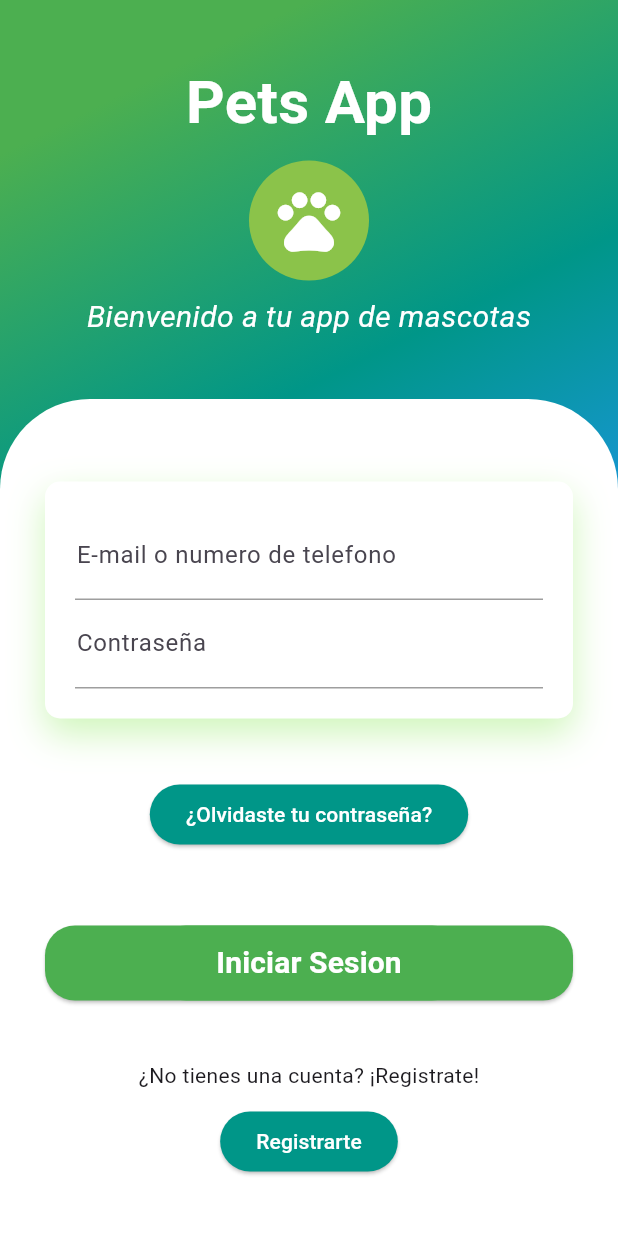
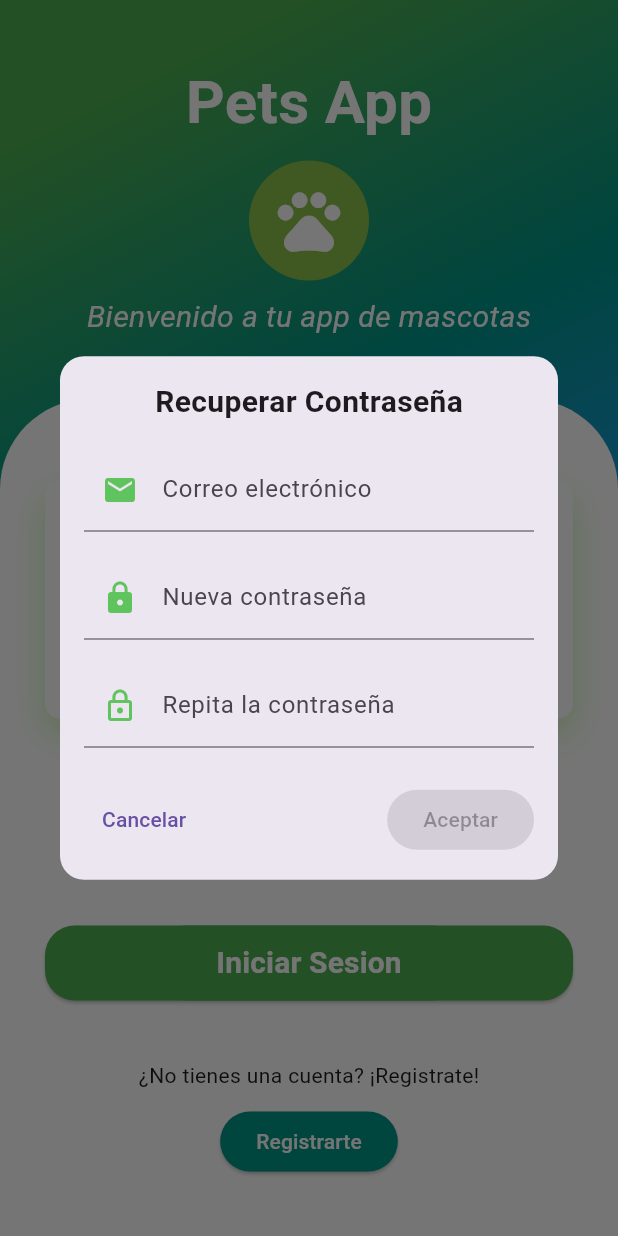
Before and after one commit to Carlos85349/project, a Flutter app: the screen it shows after launch, after a tap on "¿Olvidaste tu contraseña?", on a phone screen of 412 x 824 dp. Run offline on Flutter 3.47's test engine with Material 3 defaults, Android fonts, the phone set to English and light mode, and no system bars; our stand-ins replace firebase_core, table_calendar; accounts and stored records are empty.

Commit message:
creacion y validacion de datos formulario recuperar contrasenia

```diff
--- a/lib/src/pages/login_page.dart
+++ b/lib/src/pages/login_page.dart
@@ -1,5 +1,6 @@
 import 'package:flutter/material.dart';
 import 'package:myapp/src/widgets/custom_input.dart';
+import 'package:myapp/src/widgets/password.dart';
 
 class LoginPage extends StatelessWidget {
   const LoginPage({super.key});
@@ -104,11 +105,14 @@ class LoginPage extends StatelessWidget {
                               borderRadius: BorderRadius.circular(20),
                             ),
                           ),
-                          onPressed: () => {},
                           child: const Text(
                             '¿Olvidaste tu contraseña?',
                             style: TextStyle(color: Colors.white),
                           ),
+                          onPressed: () {
+                            // Llama al método para mostrar el diálogo
+                            ForgotPasswordDialog.show(context);
+                          },
                         ),
                         const SizedBox(
                           height: 50,
--- /dev/null
+++ b/lib/src/widgets/password.dart
@@ -0,0 +1,156 @@
+import 'package:flutter/material.dart';
+
+class ForgotPasswordDialog {
+  static void show(BuildContext context) {
+    showDialog(
+      context: context,
+      builder: (BuildContext context) {
+        return _ForgotPasswordForm();
+      },
+    );
+  }
+}
+
+class _ForgotPasswordForm extends StatefulWidget {
+  @override
+  State<_ForgotPasswordForm> createState() => _ForgotPasswordFormState();
+}
+
+class _ForgotPasswordFormState extends State<_ForgotPasswordForm> {
+  final _formKey = GlobalKey<FormState>();
+  final TextEditingController _emailController = TextEditingController();
+  final TextEditingController _newPasswordController = TextEditingController();
+  final TextEditingController _repeatPasswordController =
+      TextEditingController();
+
+  bool _isButtonEnabled = false;
+
+  void _validateForm() {
+    setState(() {
+      _isButtonEnabled = _isValidEmail(_emailController.text) &&
+          _newPasswordController.text.length >= 8 &&
+          _newPasswordController.text == _repeatPasswordController.text;
+    });
+  }
+
+  bool _isValidEmail(String email) {
+    final emailRegex = RegExp(r'^[^@]+@[^@]+\.[^@]+$');
+    return emailRegex.hasMatch(email);
+  }
+
+  @override
+  void initState() {
+    super.initState();
+    _emailController.addListener(_validateForm);
+    _newPasswordController.addListener(_validateForm);
+    _repeatPasswordController.addListener(_validateForm);
+  }
+
+  @override
+  void dispose() {
+    _emailController.dispose();
+    _newPasswordController.dispose();
+    _repeatPasswordController.dispose();
+    super.dispose();
+  }
+
+  @override
+  Widget build(BuildContext context) {
+    return Dialog(
+      shape: RoundedRectangleBorder(
+        borderRadius: BorderRadius.circular(16),
+      ),
+      child: ConstrainedBox(
+        constraints: const BoxConstraints(maxWidth: 500, maxHeight: 600),
+        child: Padding(
+          padding: const EdgeInsets.all(16.0),
+          child: Column(
+            mainAxisSize: MainAxisSize.min,
+            children: [
+              const Text(
+                'Recuperar Contraseña',
+                style: TextStyle(fontSize: 20, fontWeight: FontWeight.bold),
+              ),
+              const SizedBox(height: 16),
+              Form(
+                key: _formKey,
+                child: Column(
+                  children: [
+                    TextField(
+                      controller: _emailController,
+                      decoration: InputDecoration(
+                        labelText: 'Correo electrónico',
+                        prefixIcon: const Icon(
+                          Icons.email,
+                          color: Color.fromARGB(169, 25, 178, 20),
+                        ),
+                        errorText: _emailController.text.isNotEmpty &&
+                                !_isValidEmail(_emailController.text)
+                            ? 'Por favor, introduce un correo válido'
+                            : null,
+                      ),
+                      keyboardType: TextInputType.emailAddress,
+                    ),
+                    const SizedBox(height: 16),
+                    TextField(
+                      controller: _newPasswordController,
+                      decoration: InputDecoration(
+                        labelText: 'Nueva contraseña',
+                        prefixIcon: const Icon(
+                          Icons.lock,
+                          color: Color.fromARGB(169, 25, 178, 20),
+                        ),
+                        errorText: _newPasswordController.text.isNotEmpty &&
+                                _newPasswordController.text.length < 8
+                            ? 'La contraseña debe tener al menos 8 caracteres'
+                            : null,
+                      ),
+                      obscureText: true,
+                    ),
+                    const SizedBox(height: 16),
+                    TextField(
+                      controller: _repeatPasswordController,
+                      decoration: InputDecoration(
+                        labelText: 'Repita la contraseña',
+                        prefixIcon: const Icon(
+                          Icons.lock_outline,
+                          color: Color.fromARGB(169, 25, 178, 20),
+                        ),
+                        errorText: _repeatPasswordController.text.isNotEmpty &&
+                                _newPasswordController.text !=
+                                    _repeatPasswordController.text
+                            ? 'Las contraseñas no coinciden'
+                            : null,
+                      ),
+                      obscureText: true,
+                    ),
+                  ],
+                ),
+              ),
+              const SizedBox(height: 24),
+              Row(
+                mainAxisAlignment: MainAxisAlignment.spaceBetween,
+                children: [
+                  TextButton(
+                    onPressed: () {
+                      Navigator.of(context).pop();
+                    },
+                    child: const Text('Cancelar'),
+                  ),
+                  ElevatedButton(
+                    onPressed: _isButtonEnabled
+                        ? () {
+                            Navigator.of(context).pop();
+                          }
+                        : null,
+                    child: const Text('Aceptar'),
+                  ),
+                ],
+              ),
+            ],
+          ),
+        ),
+      ),
+    );
+  }
+}
```
